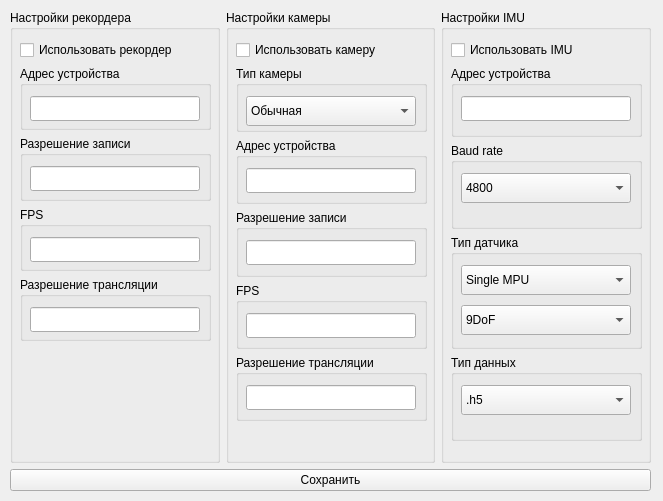
Old version of the form utils/GUI/OptionsWidget.ui in the repository kirilltarasov99/witmotionconnect.
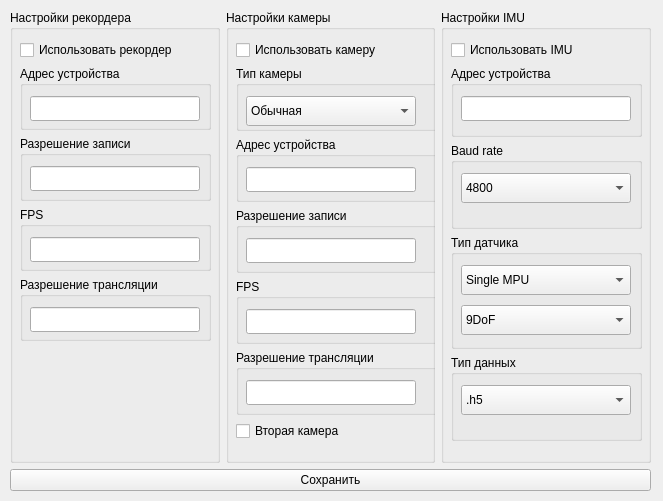
New version of the form.

Commit message: dual camera support + initial threading support

The edit to the form file:
```diff
--- a/utils/GUI/OptionsWidget.ui
+++ b/utils/GUI/OptionsWidget.ui
@@ -129,8 +129,8 @@
           <rect>
            <x>10</x>
            <y>30</y>
-           <width>191</width>
-           <height>381</height>
+           <width>215</width>
+           <height>401</height>
           </rect>
          </property>
          <layout class="QVBoxLayout" name="verticalLayout_2">
@@ -239,6 +239,13 @@
             </widget>
            </widget>
           </item>
+          <item>
+           <widget class="QCheckBox" name="Camera_second_use_checkBox">
+            <property name="text">
+             <string>Вторая камера</string>
+            </property>
+           </widget>
+          </item>
          </layout>
         </widget>
        </widget>
```
The commit also changes 4 other files.
